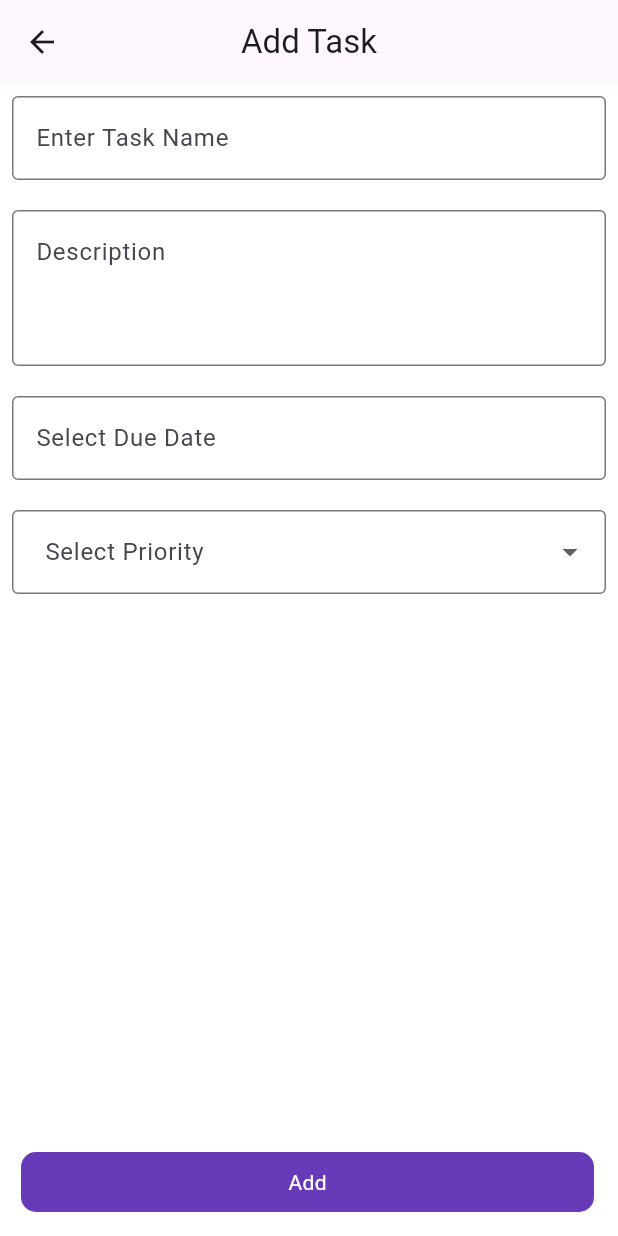
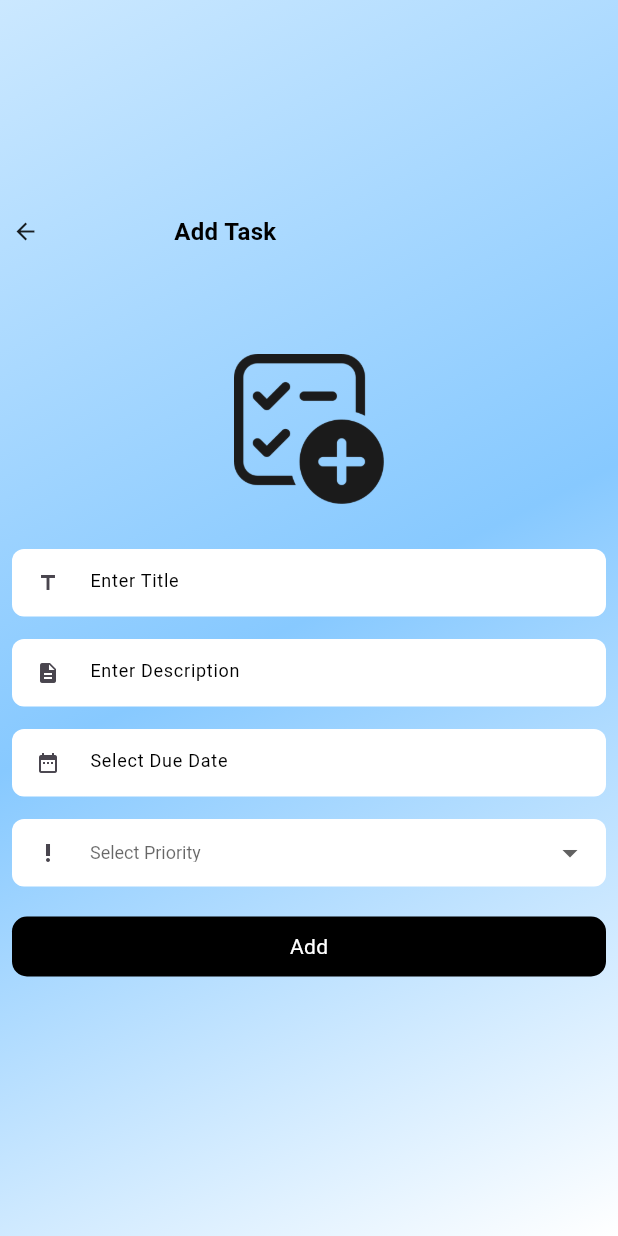
Before and after one commit to BilalOsama15/TaskManagerApp, a Flutter app: the addTask screen opened directly, on a phone screen of 412 x 824 dp. Run offline on Flutter 3.47's test engine with Material 2 defaults, Android fonts, the phone set to English and light mode, and no system bars.

Commit message:
Update Listing and Add Task Page UI

```diff
--- a/task_manager/lib/AddTask.dart
+++ b/task_manager/lib/AddTask.dart
@@ -29,19 +29,49 @@ class _addTaskState extends State<addTask> {
   @override
   Widget build(BuildContext context) {
     return Scaffold(
-      backgroundColor: Colors.white,
-      appBar: AppBar(
-        title: const Text("Add Task"),
-        centerTitle: true,
+      body:
+       Container(
+         alignment: Alignment.center,
+        decoration: const BoxDecoration(
+            gradient: LinearGradient(
+              colors: [
+
+                Color.fromARGB(255, 203, 232, 255),
+                 Color.fromARGB(255, 135, 201, 255),
+                Color.fromARGB(255, 255, 255, 255),
+              ],
+              begin: Alignment.topLeft,
+              end: Alignment.bottomRight,
             ),
-      body:
-       Padding(
+          ),
+         child: Padding(
           padding: EdgeInsets.all(8.0),
           child: Form(
             key: _formkey,
             child: Column(
+              mainAxisAlignment: MainAxisAlignment.center,
               children: [
-               TextFormField(
+                 Row(
+                  children: [
+                    InkWell(
+                      onTap: (){
+                        Navigator.of(context).pop();
+                      },
+                      child: const Icon(Icons.arrow_back_sharp,size: 18,)),
+                    const SizedBox(width: 90,),
+                    const Text("Add Task", style: TextStyle(color: Color.fromARGB(255, 0, 0, 0), fontSize: 16.0,fontWeight: FontWeight.bold),),
+                  ],
+                ),
+                const SizedBox(height: 70,),
+                Container(
+                  height: 100,width: 150,decoration: const BoxDecoration(
+                    image: DecorationImage(image: AssetImage("assets/images/addTask.png"),)
+                  ),
+                ),
+                const SizedBox(height: 30,),
+                 SizedBox(
+                  height: 45,
+                   child: TextFormField(
                       validator: (value) {
                         if (value == null || value.isEmpty) {
                           return "Text Feild Cannot Empty";
@@ -49,41 +79,48 @@ class _addTaskState extends State<addTask> {
                         return null;
                      },
                      controller: taskName,
+                    style: const TextStyle(color: Colors.black, fontSize: 12.0,fontWeight: FontWeight.w400),
                     decoration: const InputDecoration(
-                   alignLabelWithHint: true,
-                  labelText: "Enter Task Name",
-                  border:OutlineInputBorder(
-                    borderSide: BorderSide(
-                      color: Colors.deepPurple
-                    )
-                  )
-
+                    hintText: "Enter Title",
+                    hintStyle: TextStyle(color: Colors.black, fontSize: 12.0,fontWeight: FontWeight.w400),
+                    fillColor: Colors.white,
+                    filled: true,
+                    border: OutlineInputBorder(
+                      borderSide: BorderSide.none,
+                      borderRadius: BorderRadius.all(Radius.circular(8.0))
+                    ),
+                    prefixIcon: Icon(Icons.title, size: 16,),
+                    hoverColor: Color.fromARGB(255, 247, 247, 247),
+                    focusColor: Color.fromARGB(255, 247, 247, 247),
                     ),
                                  ),
-            const  SizedBox(height: 20,),
-                TextFormField(
-                 validator: (value) {
-                    if (value == null || value.isEmpty) {
-                      return "Text Feild Cannot Empty";
-                    }
-                  return null;
-                 },
+                 ),
+              const  SizedBox(height: 15,),
+                  SizedBox(
+                    height: 45,
+                    child: TextFormField(
+
                      controller: description,
-                textAlign: TextAlign.start,
-                maxLines: 3,
+                    style: const TextStyle(color: Colors.black, fontSize: 12.0,fontWeight: FontWeight.w400),
                     decoration: const InputDecoration(
-                  alignLabelWithHint: true,
-                  labelText: "Description",
-                  border:OutlineInputBorder(
-                    borderSide: BorderSide(
-                      color: Colors.deepPurple
-                    )
-                  )
-
+                    hintText: "Enter Description",
+                    hintStyle: TextStyle(color: Colors.black, fontSize: 12.0,fontWeight: FontWeight.w400),
+                    fillColor: Colors.white,
+                    filled: true,
+                    border: OutlineInputBorder(
+                      borderSide: BorderSide.none,
+                      borderRadius: BorderRadius.all(Radius.circular(8.0))
+                    ),
+                    prefixIcon: Icon(Icons.description, size: 16,),
+                    hoverColor: Color.fromARGB(255, 247, 247, 247),
+                    focusColor: Color.fromARGB(255, 247, 247, 247),
                     ),
                                   ),
-            const  SizedBox(height: 20,),
-              TextFormField(
+                  ),
+              const  SizedBox(height: 15,),
+                SizedBox(
+                  height: 45,
+                  child: TextFormField(
                    validator: (value) {
                       if (value == null || value.isEmpty) {
                         return "Date Must be Select";
@@ -92,15 +129,19 @@ class _addTaskState extends State<addTask> {
                    },
                     controller: dateInput,
                     //editing controller of this TextField
+                   style: const TextStyle(color: Colors.black, fontSize: 12.0,fontWeight: FontWeight.w400),
                       decoration: const InputDecoration(
-                   alignLabelWithHint: true,
-                  labelText: "Select Due Date",
-                  border:OutlineInputBorder(
-                    borderSide: BorderSide(
-                      color: Colors.deepPurple
-                    )
-                  )
-
+                      hintText: "Select Due Date",
+                      hintStyle: TextStyle(color: Colors.black, fontSize: 12.0,fontWeight: FontWeight.w400),
+                      fillColor: Colors.white,
+                      filled: true,
+                      border: OutlineInputBorder(
+                        borderSide: BorderSide.none,
+                        borderRadius: BorderRadius.all(Radius.circular(8.0))
+                      ),
+                      prefixIcon: Icon(Icons.date_range, size: 16,),
+                      hoverColor: Color.fromARGB(255, 247, 247, 247),
+                      focusColor: Color.fromARGB(255, 247, 247, 247),
                       ),
                     readOnly: true,
                     //set it true, so that user will not able to edit text
@@ -126,8 +167,12 @@ class _addTaskState extends State<addTask> {
                       } else {}
                     },
                   ),
-             const SizedBox(height: 20,),
-              DropdownButtonFormField(
+                ),
+               const SizedBox(height: 15,),
+                SizedBox(
+                  height: 45,
+                  child: DropdownButtonFormField(
+
                   items: Data.map((String category) {
 
                   return DropdownMenuItem(
@@ -141,38 +186,46 @@ class _addTaskState extends State<addTask> {
                   onChanged: (newvalue) {
                             setState(() => priority.text = newvalue.toString());
                   },
-              decoration: InputDecoration(
-            label: Text("Select Priority"),
-
+                      style: const TextStyle(color: Colors.black, fontSize: 12.0,fontWeight: FontWeight.w400),
+                      decoration: const InputDecoration(
+                      hintText: "Select Priority",
+                      hintStyle: TextStyle(color: Colors.black, fontSize: 12.0,fontWeight: FontWeight.w400),
+                      fillColor: Colors.white,
+                      filled: true,
                       border: OutlineInputBorder(
-              gapPadding: 10.0),
-            focusColor: Colors.white),
+                        borderSide: BorderSide.none,
+                        borderRadius: BorderRadius.all(Radius.circular(8.0))
+                      ),
+                      prefixIcon: Icon(Icons.priority_high, size: 16,),
+                      hoverColor: Color.fromARGB(255, 247, 247, 247),
+                      focusColor: Color.fromARGB(255, 247, 247, 247),
+                      ),
                       focusColor: Colors.white,
-            )
+                  ),
+                ),
+                const SizedBox(height: 20,),
+                addButton(),
+                const SizedBox(height: 30,),
               ],
             ),
           ),
              ),
-      floatingActionButton: InkWell(
+       ),
+
+    );
+  }
+   Widget addButton() {
+    return InkWell(
       onTap: (){
-          if(_formkey.currentState!.validate())
-          {
-            print("add");
-          }
+        print("Add Task");
       },
-        child: Padding(
-          padding: const EdgeInsets.only(left:30.0),
       child: Container(
-            height: 40,width: double.infinity,
                   alignment: Alignment.center,
-            decoration: BoxDecoration(
-              color: Colors.deepPurple,
-              borderRadius: BorderRadius.all(Radius.circular(10))
+                  height: 40,width: double.infinity,decoration: BoxDecoration(
+                    color: Colors.black,borderRadius: BorderRadius.circular(10.0)
                   ),
-            child: Text("Add",style: TextStyle(color: Colors.white),),
+                  child: const Text("Add",style: TextStyle(color: Colors.white),),
                 ),
-        ),
-      )
     );
   }
 }
```
Also changed, not shown: task_manager/lib/Tasks.dart (+52 -14 lines), task_manager/assets/images/addPen.png (added), task_manager/assets/images/addTask.png (added). Lines whose indentation alone changed are shown as unchanged.
